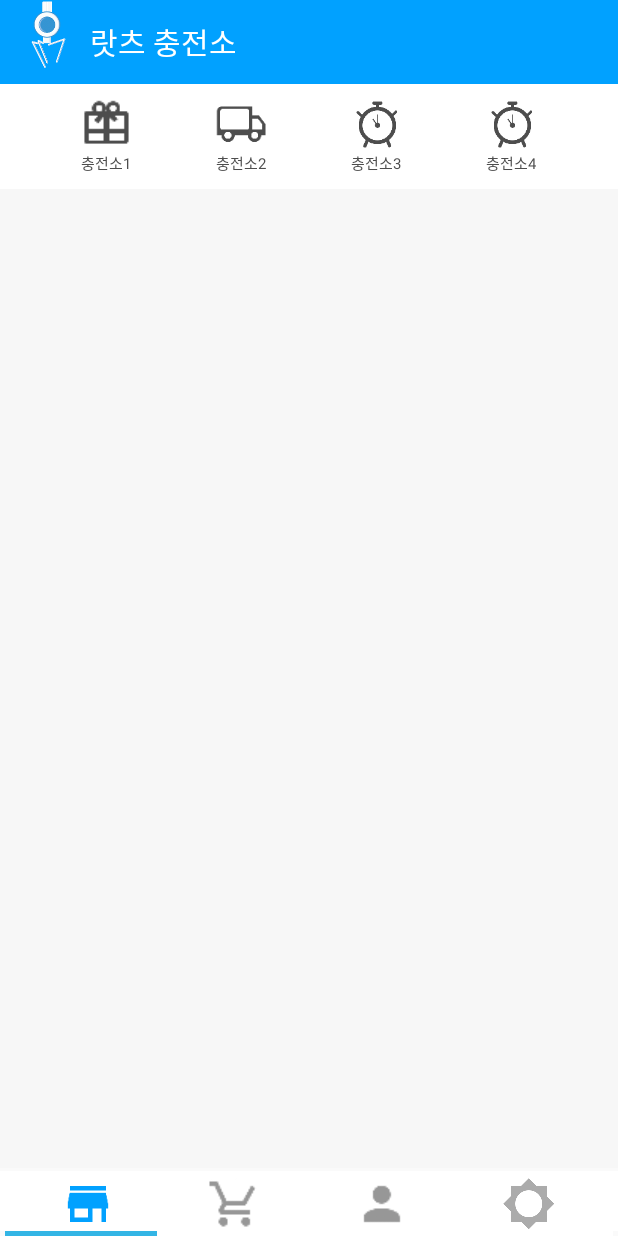
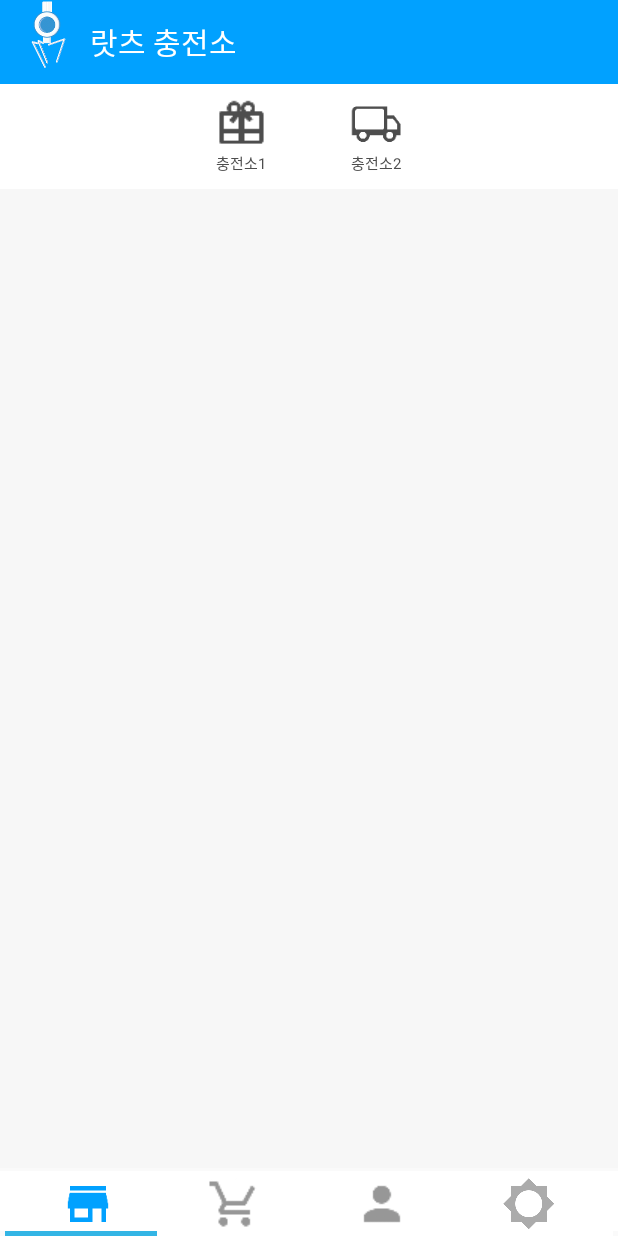
Before and after one commit to kyounginbaek/Adlots_android, an Android app: the MainFirstPage screen opened directly, with no data from a screen before it, on a phone screen of 412 x 824 dp. Run offline under Robolectric (Android 15) with nearby library versions, the phone set to English and light mode, and no system bars; libraries missing offline, so code that uses them is left out: retrofit.client, retrofit.converter, retrofit.http; Roboto replaces fonts that are not available here; 5 statements that could not run were skipped.

Commit message:
2016.06.01.#1

```diff
--- a/app/src/main/java/com/adlots/android/activity/MainActivity/MainFirstPage.java
+++ b/app/src/main/java/com/adlots/android/activity/MainActivity/MainFirstPage.java
@@ -40,8 +40,8 @@ public class MainFirstPage extends Fragment {
 
         ViewGroup tnk = (LinearLayout) mainfirstView.findViewById(R.id.main1_tnk);
         ViewGroup adpopcorn = (LinearLayout) mainfirstView.findViewById(R.id.main1_adpopcorn);
-        ViewGroup nas = (LinearLayout) mainfirstView.findViewById(R.id.main1_nas);
-        ViewGroup adsync = (LinearLayout) mainfirstView.findViewById(R.id.main1_adsync);
+        //ViewGroup nas = (LinearLayout) mainfirstView.findViewById(R.id.main1_nas);
+        //ViewGroup adsync = (LinearLayout) mainfirstView.findViewById(R.id.main1_adsync);
 
         /*
         AdListView adlistView = TnkSession.createAdListView(mainfirstContext, true);
--- a/app/src/main/java/com/adlots/android/rest/model/MainThirdItem.java
+++ b/app/src/main/java/com/adlots/android/rest/model/MainThirdItem.java
@@ -10,7 +10,7 @@ public class MainThirdItem implements Parcelable, Adaptable {
     public String id, itemid, type;
     public String category, brand, itemname;
     public String imagelink, referlink, endtime, startime;
-    public String endpoint, nowpoint, lotspeople;
+    public String endpoint, nowpoint, lotspeople, lotsquota1, lotsquota2;
     public String howtobuy, userlotspoint, when, pointdone, winorlose, address, finish;
     public String timedone, refund;
 
--- a/app/src/main/res/layout/activity_main_first_page.xml
+++ b/app/src/main/res/layout/activity_main_first_page.xml
@@ -89,54 +89,6 @@
                 />
         </LinearLayout>
 
-        <LinearLayout
-            android:layout_width="90dp"
-            android:layout_height="fill_parent"
-            android:gravity="center"
-            android:orientation="vertical"
-            android:id="@+id/main1_nas"
-            >
-            <Button
-                android:layout_width="35dp"
-                android:layout_height="35dp"
-                android:background="@drawable/time"
-                android:id="@+id/main1_btn_nas"
-                android:onClick="editActions"
-                android:clickable="false" />
-            <TextView
-                android:layout_width="wrap_content"
-                android:layout_height="wrap_content"
-                android:id="@+id/main1_txt_nas"
-                android:text="충전소3"
-                android:textSize="10dp"
-                android:textColor="#4d4d4d"
-                />
-        </LinearLayout>
-
-        <LinearLayout
-            android:layout_width="90dp"
-            android:layout_height="fill_parent"
-            android:gravity="center"
-            android:orientation="vertical"
-            android:id="@+id/main1_adsync"
-            >
-            <Button
-                android:layout_width="35dp"
-                android:layout_height="35dp"
-                android:background="@drawable/time"
-                android:id="@+id/main1_btn_adsync"
-                android:onClick="editActions"
-                android:clickable="false" />
-            <TextView
-                android:layout_width="wrap_content"
-                android:layout_height="wrap_content"
-                android:id="@+id/main1_txt_adsync"
-                android:text="충전소4"
-                android:textSize="10dp"
-                android:textColor="#4d4d4d"
-                />
-        </LinearLayout>
-
     </LinearLayout>
 
     /* 바 */
```
Also changed, not shown: app/src/main/java/com/adlots/android/activity/MainActivity/MainThirdFragment/MainThirdListAdapter.java (+24 -1 lines), app/src/main/res/layout/content_main_third_item.xml (+44 -0 lines).
